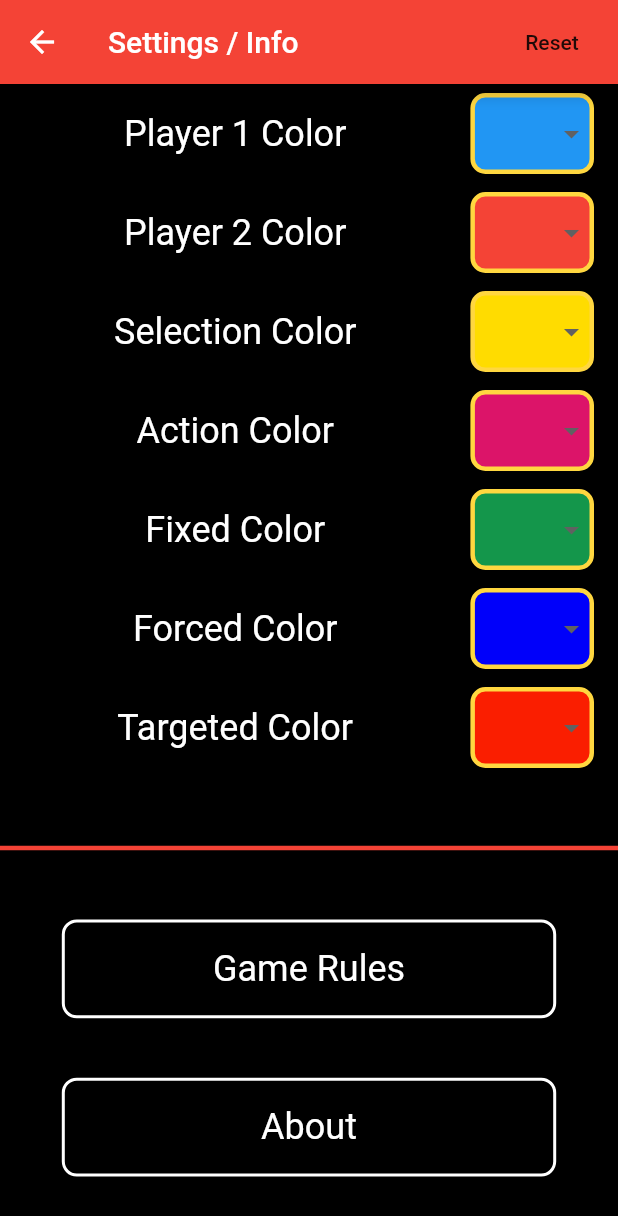
After one commit to jpobeid/jps_chess, a Flutter app: the SettingsPage screen opened by its route, after a tap on "Reset", on a phone screen of 412 x 824 dp. The commit adds this screen. Shown: the top 1216 px of the screen. Run offline on Flutter 3.47's test engine with Material 2 defaults, Android fonts, the phone set to English and light mode, and no system bars; our stand-ins replace csv, firebase_auth, firebase_core, firebase_database, flutter_icons, rive and 1 more; accounts and stored records are empty; statements that could not run were skipped.

Commit message:
Completed settings portion of app to permit color changes and display about info as well as reference the online copy of game rules

```diff
--- /dev/null
+++ b/lib/data/settings_data.dart
@@ -0,0 +1,30 @@
+import 'package:flutter/material.dart';
+
+const List<String> listModeName = [
+  'Game Rules',
+  'About',
+];
+
+const List<Color> listColor = [
+  Colors.blue,
+  Colors.red,
+  Colors.white,
+  Colors.black,
+  Color.fromARGB(255, 250, 30, 0),
+  Color.fromARGB(255, 220, 20, 105),
+  Colors.pinkAccent,
+  Colors.orangeAccent,
+  Color.fromARGB(255, 255, 220, 0),
+  Colors.greenAccent,
+  Color.fromARGB(255, 20, 150, 75),
+  Colors.cyan,
+  Color.fromARGB(255, 0, 0, 250),
+  Colors.indigo,
+  Colors.purple,
+];
+
+const List<int> listAlpha = [
+  255,
+  150,
+  100,
+];
--- a/lib/functions/route_generator.dart
+++ b/lib/functions/route_generator.dart
@@ -1,8 +1,10 @@
 import 'package:flutter/material.dart';
+import 'package:jps_chess/pages/about_page.dart';
 import 'package:jps_chess/pages/game_layout_offline.dart';
 import 'package:jps_chess/pages/game_layout_online.dart';
 import 'package:jps_chess/pages/lobby_page.dart';
 import 'package:jps_chess/pages/login_page.dart';
+import 'package:jps_chess/pages/settings_page.dart';
 import 'package:jps_chess/pages/special_select_offline.dart';
 import 'package:jps_chess/pages/special_select_online.dart';
 import 'package:jps_chess/pages/title_page.dart';
@@ -13,6 +15,12 @@ class RouteGenerator {
     switch (settings.name) {
       case (TitlePage.routeName):
         return MaterialPageRoute(builder: (context) => TitlePage());
+        break;
+      case (SettingsPage.routeName):
+        return MaterialPageRoute(builder: (context) => SettingsPage());
+        break;
+      case (AboutPage.routeName):
+        return MaterialPageRoute(builder: (context) => AboutPage());
         break;
       case (LoginPage.routeName):
         return MaterialPageRoute(builder: (context) => LoginPage());
--- /dev/null
+++ b/lib/functions/settings_functions.dart
@@ -0,0 +1,51 @@
+import 'package:flutter/material.dart';
+import 'package:shared_preferences/shared_preferences.dart';
+import 'package:jps_chess/data/settings_data.dart' as settings;
+
+Future<List<Color>> loadBoardColors() async {
+  final SharedPreferences prefs = await SharedPreferences.getInstance();
+  Map<String, List<int>> mapPreferences;
+  if (prefs.getKeys().isEmpty) {
+    mapPreferences = {
+      'Player 1 Color': [0, 0],
+      'Player 2 Color': [1, 0],
+      'Selection Color': [8, 0],
+      'Action Color': [5, 2],
+      'Fixed Color': [10, 1],
+      'Forced Color': [12, 2],
+      'Targeted Color': [4, 1],
+    };
+  } else {
+    mapPreferences = {
+      'Player 1 Color': [
+        prefs.getInt('Player 1 Color-Color'),
+        prefs.getInt('Player 1 Color-Alpha')
+      ],
+      'Player 2 Color': [
+        prefs.getInt('Player 2 Color-Color'),
+        prefs.getInt('Player 2 Color-Alpha')
+      ],
+      'Selection Color': [
+        prefs.getInt('Selection Color-Color'),
+        prefs.getInt('Selection Color-Alpha')
+      ],
+      'Action Color': [
+        prefs.getInt('Action Color-Color'),
+        prefs.getInt('Action Color-Alpha')
+      ],
+      'Fixed Color': [
+        prefs.getInt('Fixed Color-Color'),
+        prefs.getInt('Fixed Color-Alpha')
+      ],
+      'Forced Color': [
+        prefs.getInt('Forced Color-Color'),
+        prefs.getInt('Forced Color-Alpha')
+      ],
+      'Targeted Color': [
+        prefs.getInt('Targeted Color-Color'),
+        prefs.getInt('Targeted Color-Alpha')
+      ],
+    };
+  }
+  return mapPreferences.values.map((e) => Color.fromARGB(settings.listAlpha[e.last], settings.listColor[e.first].red, settings.listColor[e.first].green, settings.listColor[e.first].blue)).toList();
+}
--- /dev/null
+++ b/lib/pages/settings_page.dart
@@ -0,0 +1,240 @@
+import 'package:flutter/material.dart';
+import 'package:shared_preferences/shared_preferences.dart';
+import 'package:jps_chess/data/settings_data.dart' as settings;
+import 'package:url_launcher/url_launcher.dart';
+
+class SettingsPage extends StatefulWidget {
+  static const String routeName = '/settings-page';
+
+  @override
+  _SettingsPageState createState() => _SettingsPageState();
+}
+
+class _SettingsPageState extends State<SettingsPage> {
+  // The list of ints is the index of the color and the respective index of alpha used
+  Map<String, List<int>> _mapPreferences;
+
+  @override
+  void initState() {
+    loadPreferences();
+    super.initState();
+  }
+
+  Future<void> loadPreferences() async {
+    final SharedPreferences prefs = await SharedPreferences.getInstance();
+    setState(() {
+      if (prefs.getKeys().isEmpty) {
+        _mapPreferences = {
+          'Player 1 Color': [0, 0],
+          'Player 2 Color': [1, 0],
+          'Selection Color': [8, 0],
+          'Action Color': [5, 2],
+          'Fixed Color': [10, 1],
+          'Forced Color': [12, 2],
+          'Targeted Color': [4, 1],
+        };
+      } else {
+        _mapPreferences = {
+          'Player 1 Color': [
+            prefs.getInt('Player 1 Color-Color'),
+            prefs.getInt('Player 1 Color-Alpha')
+          ],
+          'Player 2 Color': [
+            prefs.getInt('Player 2 Color-Color'),
+            prefs.getInt('Player 2 Color-Alpha')
+          ],
+          'Selection Color': [
+            prefs.getInt('Selection Color-Color'),
+            prefs.getInt('Selection Color-Alpha')
+          ],
+          'Action Color': [
+            prefs.getInt('Action Color-Color'),
+            prefs.getInt('Action Color-Alpha')
+          ],
+          'Fixed Color': [
+            prefs.getInt('Fixed Color-Color'),
+            prefs.getInt('Fixed Color-Alpha')
+          ],
+          'Forced Color': [
+            prefs.getInt('Forced Color-Color'),
+            prefs.getInt('Forced Color-Alpha')
+          ],
+          'Targeted Color': [
+            prefs.getInt('Targeted Color-Color'),
+            prefs.getInt('Targeted Color-Alpha')
+          ],
+        };
+      }
+    });
+  }
+
+  Future<void> savePreferences() async {
+    final SharedPreferences prefs = await SharedPreferences.getInstance();
+    _mapPreferences.forEach((key, value) {
+      prefs.setInt(key + '-Color', value.first);
+      prefs.setInt(key + '-Alpha', value.last);
+    });
+  }
+
+  @override
+  Widget build(BuildContext context) {
+    const double fractionButtonHeight = 0.08;
+    const double fractionDropHeight = 0.06;
+    const double fractionDropWidth = 0.2;
+    const Color colorBorder = Colors.amberAccent;
+    const double sizeBorderWidth = 3;
+    const double sizeBorderRadius = 10;
+    const TextStyle styleSettings = TextStyle(
+        color: Colors.white, fontSize: 24, fontWeight: FontWeight.normal);
+
+    bool isLoaded = _mapPreferences != null && _mapPreferences.isNotEmpty;
+    if (isLoaded) {
+      return SafeArea(
+        child: Scaffold(
+          appBar: AppBar(
+            title: Text('Settings / Info'),
+            actions: [
+              FlatButton(
+                child: Text('Reset'),
+                onPressed: () async {
+                  _mapPreferences = {
+                    'Player 1 Color': [0, 0],
+                    'Player 2 Color': [1, 0],
+                    'Selection Color': [8, 0],
+                    'Action Color': [5, 2],
+                    'Fixed Color': [10, 1],
+                    'Forced Color': [12, 2],
+                    'Targeted Color': [4, 1],
+                  };
+                  await savePreferences();
+                  setState(() {});
+                },
+              ),
+            ],
+          ),
+          body: Column(
+            children: [
+              Expanded(
+                flex: 2,
+                child: ListView.builder(
+                  itemCount: _mapPreferences.length,
+                  itemBuilder: (context, index) {
+                    int intValue = _mapPreferences.values.toList()[index].first;
+                    return Padding(
+                      padding: EdgeInsets.symmetric(vertical: 5),
+                      child: ListTile(
+                        title: Text(
+                          _mapPreferences.keys.toList()[index],
+                          style: styleSettings,
+                          textAlign: TextAlign.center,
+                        ),
+                        trailing: Container(
+                          decoration: BoxDecoration(
+                            color: settings.listColor[intValue],
+                            border: Border.all(
+                                color: colorBorder, width: sizeBorderWidth),
+                            borderRadius:
+                                BorderRadius.circular(sizeBorderRadius),
+                          ),
+                          width: MediaQuery.of(context).size.width *
+                              fractionDropWidth,
+                          child: DropdownButtonHideUnderline(
+                            child: DropdownButton(
+                              value: intValue,
+                              items: settings.listColor
+                                  .map((e) => DropdownMenuItem(
+                                        value:
+                                        settings.listColor.indexOf(e),
+                                        child: Container(
+                                          height: MediaQuery.of(context)
+                                                  .size
+                                                  .height *
+                                              fractionDropHeight,
+                                          color: e,
+                                        ),
+                                      ))
+                                  .toList(),
+                              onChanged: (value) async {
+                                _mapPreferences.values.toList()[index].first =
+                                    value;
+                                await savePreferences();
+                                setState(() {});
+                              },
+                            ),
+                          ),
+                        ),
+                      ),
+                    );
+                  },
+                ),
+              ),
+              Divider(
+                thickness: sizeBorderWidth,
+                color: Theme.of(context).primaryColor,
+              ),
+              Expanded(
+                flex: 1,
+                child: Column(
+                  mainAxisAlignment: MainAxisAlignment.spaceEvenly,
+                  children: [
+                    _makeModeButton(context, fractionButtonHeight,
+                        settings.listModeName, 0),
+                    _makeModeButton(context, fractionButtonHeight,
+                        settings.listModeName, 1),
+                  ],
+                ),
+              ),
+            ],
+          ),
+        ),
+      );
+    } else {
+      return Scaffold();
+    }
+  }
+}
+
+Row _makeModeButton(BuildContext context, double fractionHeightMode,
+    List<String> listModeName, int index) {
+  const fractionWidthMode = 0.8;
+  const TextStyle styleMode = TextStyle(
+      color: Colors.white, fontSize: 24, fontWeight: FontWeight.normal);
+
+  return Row(
+    mainAxisAlignment: MainAxisAlignment.center,
+    children: [
+      Container(
+        width: MediaQuery.of(context).size.width * fractionWidthMode,
+        height: MediaQuery.of(context).size.height * fractionHeightMode,
+        decoration: BoxDecoration(
+          border: Border.all(color: Colors.white, width: 2),
+          borderRadius: BorderRadius.circular(10),
+        ),
+        child: FlatButton(
+          child: Text(
+            listModeName[index],
+            style: styleMode,
+            textAlign: TextAlign.center,
+          ),
+          onPressed: () async {
+            switch (index) {
+              case 0:
+                const url = "https://firebasestorage.googleapis.com/v0/b/jp-s-chess.appspot.com/o/JP's%20Chess%20Rules.pdf?alt=media&token=d4443b7d-e3f0-4c5b-994e-e3d8e82c7e4f";
+                if (await canLaunch(url)) {
+                  launch(url);
+                } else {
+                  throw 'Could not launch $url';
+                }
+                break;
+              case 1:
+                Navigator.pushNamed(context, '/about-page');
+                break;
+              default:
+                break;
+            }
+          },
+        ),
+      ),
+    ],
+  );
+}
--- a/lib/widgets/board.dart
+++ b/lib/widgets/board.dart
@@ -5,6 +5,7 @@ import 'package:flutter/foundation.dart' as fnd;
 class Board extends StatelessWidget {
   final double dimBoard;
   final int nDiv;
+  final List<Color> listBoardColor;
   final List<int> listTap;
   final List<List<int>> listTupleDMotion;
   final bool isPieceAbilityActive;
@@ -21,6 +22,7 @@ class Board extends StatelessWidget {
     Key key,
     this.dimBoard,
     this.nDiv,
+    this.listBoardColor,
     this.listTap,
     this.listTupleDMotion,
     this.isPieceAbilityActive,
@@ -42,6 +44,7 @@ class Board extends StatelessWidget {
       child: CustomPaint(
         painter: BoardPainter(
           nDiv: nDiv,
+          listBoardColor: listBoardColor,
           listTap: listTap,
           listTupleDMotion: listTupleDMotion,
           isPieceAbilityActive: isPieceAbilityActive,
@@ -61,6 +64,7 @@ class Board extends StatelessWidget {
 
 class BoardPainter extends CustomPainter {
   final int nDiv;
+  final List<Color> listBoardColor;
   final List<int> listTap;
   final List<List<int>> listTupleDMotion;
   final bool isPieceAbilityActive;
@@ -75,6 +79,7 @@ class BoardPainter extends CustomPainter {
 
   BoardPainter({
     this.nDiv,
+    this.listBoardColor,
     this.listTap,
     this.listTupleDMotion,
     this.isPieceAbilityActive,
@@ -97,22 +102,22 @@ class BoardPainter extends CustomPainter {
     paintBox1.color = Colors.grey[800];
 
     Paint paintBoxSelected = Paint();
-    paintBoxSelected.color = Color.fromARGB(255, 255, 220, 0);
+    paintBoxSelected.color = listBoardColor[2];
 
     Paint paintBoxMotionPotential = Paint();
-    paintBoxMotionPotential.color = Color.fromARGB(100, 220, 220, 0);
+    paintBoxMotionPotential.color = Color.fromARGB(100, listBoardColor[2].red, listBoardColor[2].green, listBoardColor[2].blue);
 
     Paint paintBoxAbilityPotential = Paint();
-    paintBoxAbilityPotential.color = Color.fromARGB(100, 220, 20, 105);
+    paintBoxAbilityPotential.color = listBoardColor[3];
 
     Paint paintBoxFixed = Paint();
-    paintBoxFixed.color = Color.fromARGB(150, 20, 150, 75);
+    paintBoxFixed.color = listBoardColor[4];
 
     Paint paintBoxForced = Paint();
-    paintBoxForced.color = Color.fromARGB(100, 0, 0, 250);
+    paintBoxForced.color = listBoardColor[5];
 
     Paint paintBoxTargeted = Paint();
-    paintBoxTargeted.color = Color.fromARGB(150, 250, 30, 0);
+    paintBoxTargeted.color = listBoardColor[6];
 
     Paint paintBoxSelf = Paint();
     paintBoxSelf.color =
--- a/pubspec.yaml
+++ b/pubspec.yaml
@@ -29,6 +29,8 @@ dependencies:
   firebase_auth: ^0.18.3
   firebase_database: ^4.3.0
   firebase_core: ^0.5.2
+  shared_preferences: ^0.5.12+4
+  url_launcher: ^5.7.10
 
   # The following adds the Cupertino Icons font to your application.
   # Use with the CupertinoIcons class for iOS style icons.
```
Also changed, not shown: lib/pages/about_page.dart (added, +55 -0 lines), lib/pages/game_layout_offline.dart (+70 -18 lines), lib/pages/game_layout_online.dart (+35 -15 lines), lib/pages/title_page.dart (+17 -6 lines), pubspec.lock.
